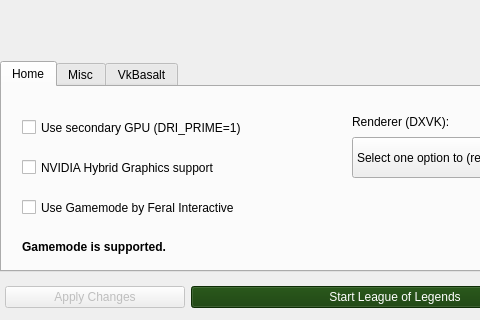
Qt form src/python_src/ui/installer.ui (polkaulfield/lol-for-linux-installer) before a commit; both pictures show x 0 to 480 and y 132 to 452 of the 602 by 452 pixel window.
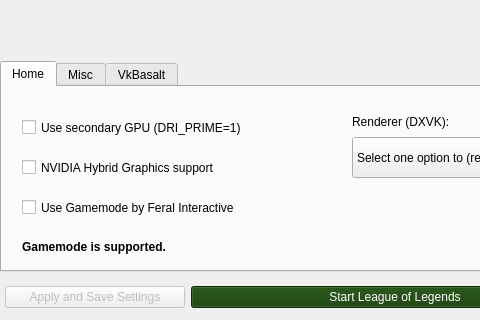
The same form after that commit. The open tabs and pages were chosen to show the change. Icons and pictures are not drawn.

Diff of the .ui file:
```diff
--- a/src/python_src/ui/installer.ui
+++ b/src/python_src/ui/installer.ui
@@ -352,7 +352,7 @@
                    </size>
                   </property>
                   <property name="text">
-                   <string>Apply Changes</string>
+                   <string>Apply and Save Settings</string>
                   </property>
                  </widget>
                 </item>
```
Left out of the diff: 2 changed lines with no effect on the pictures.
